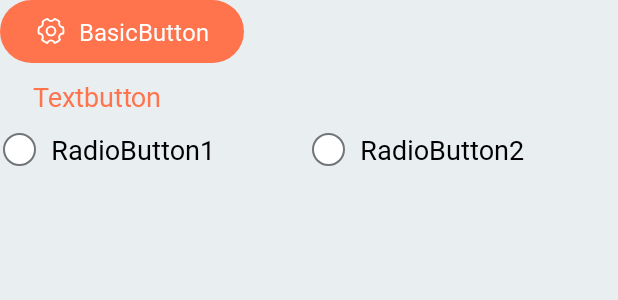
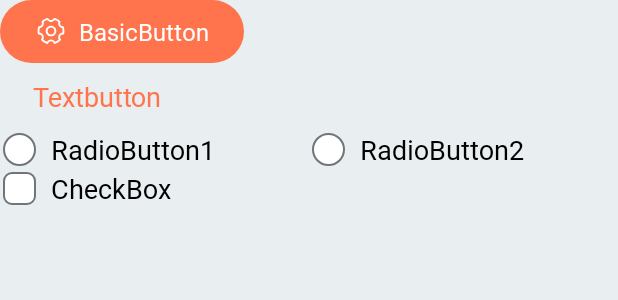
Before and after one commit to vegan-royal-family/vegan-project-android, an Android app: the layout activity_component.xml on its own in the app's theme, with its tools: preview values and no code run, on a phone screen of 412 x 824 dp. Shown: the top 300 px of the screen. Run offline under Robolectric (Android 15) with nearby library versions, the phone set to English and light mode, and no system bars.

Commit message:
checkbox style 구현

```diff
--- /dev/null
+++ b/app/src/main/res/drawable/bg_btn_checkbox_default.xml
@@ -0,0 +1,35 @@
+<?xml version="1.0" encoding="utf-8"?>
+<selector xmlns:android="http://schemas.android.com/apk/res/android">
+
+    <!-- UNSELECTED -->
+    <item android:state_checked="false">
+        <layer-list>
+            <item android:bottom="2dp" android:left="2dp" android:right="2dp" android:top="2dp">
+                <shape android:shape="rectangle">
+                    <size android:width="22dp" android:height="22dp" />
+                    <corners android:radius="5dp" />
+                    <stroke android:width="1dp" android:color="@color/gray_500" />
+                    <solid android:color="@color/white" />
+                </shape>
+            </item>
+        </layer-list>
+    </item>
+    <!-- SELECTED -->
+    <item android:state_checked="true">
+        <layer-list>
+            <item android:bottom="2dp" android:left="2dp" android:right="2dp" android:top="2dp">
+                <shape android:shape="rectangle">
+                    <size android:width="22dp" android:height="22dp" />
+                    <corners android:radius="5dp" />
+                    <solid android:color="@color/primary_500"/>
+                </shape>
+            </item>
+            <item android:drawable="@drawable/ic_checkbox_check"
+                android:left="5dp"
+                android:top="5dp"
+                android:right="5dp"
+                android:bottom="5dp"/>
+
+        </layer-list>
+    </item>
+</selector>
--- /dev/null
+++ b/app/src/main/res/drawable/ic_checkbox_check.xml
@@ -0,0 +1,9 @@
+<vector xmlns:android="http://schemas.android.com/apk/res/android"
+    android:width="14dp"
+    android:height="14dp"
+    android:viewportWidth="14"
+    android:viewportHeight="14">
+  <path
+      android:pathData="M12.868,2.882C13.21,3.224 13.21,3.779 12.868,4.121L5.868,11.121C5.526,11.462 4.971,11.462 4.629,11.121L1.129,7.621C0.787,7.279 0.787,6.724 1.129,6.382C1.471,6.04 2.026,6.04 2.368,6.382L5.25,9.261L11.632,2.882C11.974,2.54 12.529,2.54 12.871,2.882H12.868Z"
+      android:fillColor="#ffffff"/>
+</vector>
--- a/app/src/main/res/layout/activity_component.xml
+++ b/app/src/main/res/layout/activity_component.xml
@@ -51,5 +51,12 @@
                 android:text="RadioButton2" />
         </RadioGroup>
 
+        <androidx.appcompat.widget.AppCompatCheckBox
+            android:layout_width="wrap_content"
+            android:layout_height="wrap_content"
+            style="@style/CheckBox"
+            android:text="CheckBox"
+            />
+
     </LinearLayout>
 </layout>
--- a/app/src/main/res/values/component.xml
+++ b/app/src/main/res/values/component.xml
@@ -8,4 +8,13 @@
         <item name="android:paddingEnd">0dp</item>
         <item name="android:textAppearance">@style/Body2.R</item>
     </style>
+
+    <style name="CheckBox" parent="Widget.AppCompat.CompoundButton.CheckBox">
+        <item name="android:button">@drawable/bg_btn_checkbox_default</item>
+        <item name="android:minWidth">0dp</item>
+        <item name="android:minHeight">0dp</item>
+        <item name="android:paddingStart">8dp</item>
+        <item name="android:paddingEnd">0dp</item>
+        <item name="android:textAppearance">@style/Body2.R</item>
+    </style>
 </resources>
```
